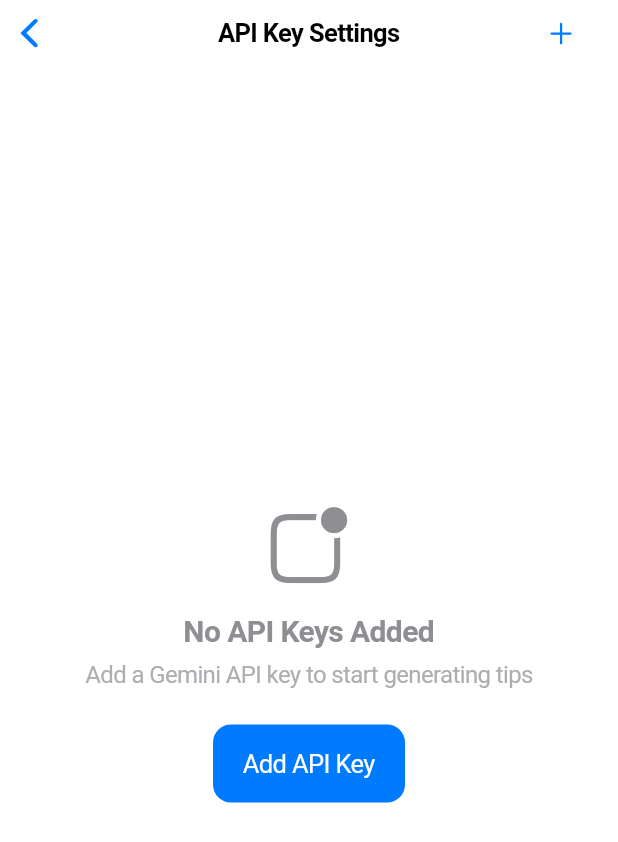
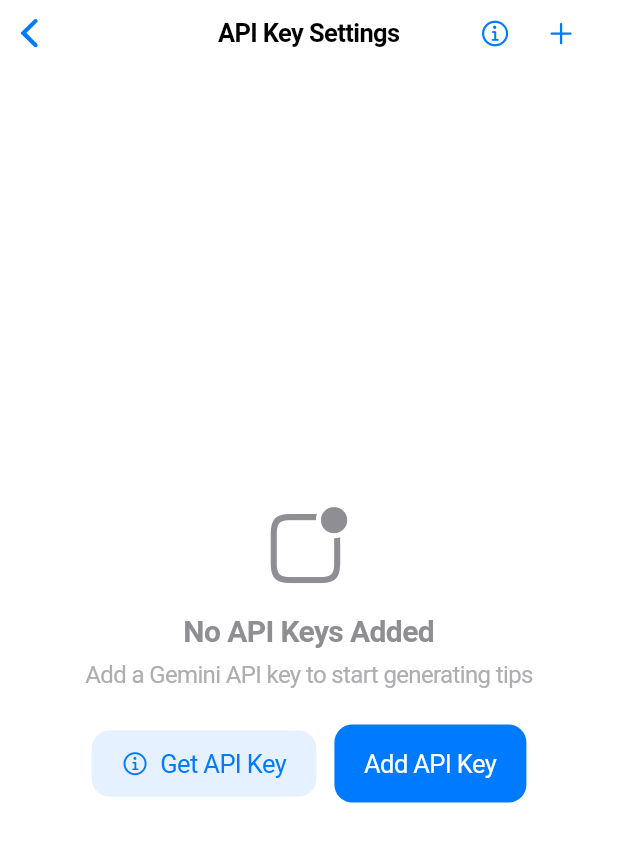
Before and after one commit to nisanray/AI-Daily-Tips, a Flutter app: the ApiSettingsScreen screen opened directly, on a phone screen of 412 x 824 dp. Shown: the top 842 px of the screen. Run offline on Flutter 3.47's test engine with Material 3 defaults, Android fonts, the phone set to English and light mode, and no system bars; our stand-ins replace device_info_plus, flutter_local_notifications, flutter_markdown, hive, hive_flutter, permission_handler and 2 more; accounts and stored records are empty.

Commit message:
feat: Enhanced API settings screens with Get API Key functionality
- Added 'Get API Key' button to navigation bar with info icon
- Implemented interactive guide dialog with step-by-step instructions
- Added direct link to ai.google.dev for API key generation
- Enhanced empty state with dual action buttons (Get API Key + Add API Key)
- Removed bottom help section in favor of on-demand guide dialog
- Improved user experience with cleaner, more intuitive interface
- Updated both api_settings_screen.dart and api_settings_screen_clean.dart

Changes include:
- New _showApiGuide() method with website launcher
- Updated navigation bar with Row containing both buttons
- Enhanced empty state layout with better visual design
- Removed redundant static help text at bottom
- Added url_launcher import for external website navigation

```diff
--- a/lib/screens/api_settings_screen.dart
+++ b/lib/screens/api_settings_screen.dart
@@ -4,6 +4,7 @@ import 'package:flutter/services.dart';
 import 'package:hive/hive.dart';
 import 'package:hive_flutter/hive_flutter.dart';
 import 'package:http/http.dart' as http;
+import 'package:url_launcher/url_launcher.dart';
 import '../models/api_key_entry.dart';
 import 'dart:convert';
 import 'dart:io';
@@ -220,6 +221,56 @@ class _ApiSettingsScreenState extends State<ApiSettingsScreen> {
     }
   }
 
+  // Method to show API guide and launch URL
+  void _showApiGuide() {
+    showCupertinoDialog(
+      context: context,
+      builder: (context) => CupertinoAlertDialog(
+        title: const Text(
+          'Get Gemini API Key',
+          style: TextStyle(fontWeight: FontWeight.w600),
+        ),
+        content: const Text(
+          'Follow these steps to get your free Gemini API key:\n\n'
+          '1. Visit ai.google.dev\n'
+          '2. Sign in with your Google account\n'
+          '3. Click "Get API Key"\n'
+          '4. Create a new API key\n'
+          '5. Copy and paste it here\n\n'
+          'Would you like to open the website now?',
+          style: TextStyle(fontSize: 15, height: 1.4),
+        ),
+        actions: [
+          CupertinoDialogAction(
+            child: const Text('Cancel'),
+            onPressed: () => Navigator.of(context).pop(),
+          ),
+          CupertinoDialogAction(
+            isDefaultAction: true,
+            child: const Text('Open Website'),
+            onPressed: () async {
+              Navigator.of(context).pop();
+              try {
+                final url = Uri.parse('https://ai.google.dev/');
+                if (await canLaunchUrl(url)) {
+                  await launchUrl(url, mode: LaunchMode.externalApplication);
+                } else {
+                  _showSnackbar(
+                      'Could not open website. Please visit ai.google.dev manually.',
+                      color: CupertinoColors.systemOrange);
+                }
+              } catch (e) {
+                _showSnackbar(
+                    'Could not open website. Please visit ai.google.dev manually.',
+                    color: CupertinoColors.systemOrange);
+              }
+            },
+          ),
+        ],
+      ),
+    );
+  }
+
   @override
   Widget build(BuildContext context) {
     final apiKeyBox = Hive.box<ApiKeyEntry>('apiKeys');
@@ -227,10 +278,22 @@ class _ApiSettingsScreenState extends State<ApiSettingsScreen> {
     return CupertinoPageScaffold(
       navigationBar: CupertinoNavigationBar(
         middle: const Text('API Key Settings'),
-        trailing: CupertinoButton(
+        trailing: Row(
+          mainAxisSize: MainAxisSize.min,
+          children: [
+            // Get API button
+            CupertinoButton(
+              padding: EdgeInsets.zero,
+              child: const Icon(CupertinoIcons.info_circle),
+              onPressed: _showApiGuide,
+            ),
+            // Add API button
+            CupertinoButton(
               padding: EdgeInsets.zero,
               child: const Icon(CupertinoIcons.add),
               onPressed: _showAddApiKeyDialog,
+            ),
+          ],
         ),
       ),
       child: SafeArea(
@@ -270,9 +333,34 @@ class _ApiSettingsScreenState extends State<ApiSettingsScreen> {
                       textAlign: TextAlign.center,
                     ),
                     const SizedBox(height: 24),
+                    Row(
+                      mainAxisAlignment: MainAxisAlignment.center,
+                      children: [
+                        CupertinoButton(
+                          color: CupertinoColors.activeBlue.withOpacity(0.1),
+                          padding: const EdgeInsets.symmetric(
+                              horizontal: 20, vertical: 12),
+                          child: Row(
+                            mainAxisSize: MainAxisSize.min,
+                            children: const [
+                              Icon(CupertinoIcons.info_circle,
+                                  color: CupertinoColors.activeBlue, size: 18),
+                              SizedBox(width: 8),
+                              Text(
+                                'Get API Key',
+                                style: TextStyle(
+                                    color: CupertinoColors.activeBlue),
+                              ),
+                            ],
+                          ),
+                          onPressed: _showApiGuide,
+                        ),
+                        const SizedBox(width: 12),
                         CupertinoButton.filled(
                           child: const Text('Add API Key'),
                           onPressed: _showAddApiKeyDialog,
+                        ),
+                      ],
                     ),
                   ],
                 ),
@@ -425,37 +513,6 @@ class _ApiSettingsScreenState extends State<ApiSettingsScreen> {
                     },
                   ),
                 ),
-
-                // Help section
-                Container(
-                  padding: const EdgeInsets.all(16),
-                  child: Column(
-                    crossAxisAlignment: CrossAxisAlignment.start,
-                    children: [
-                      const Text(
-                        'How to get a Gemini API Key:',
-                        style: TextStyle(
-                          fontSize: 16,
-                          fontWeight: FontWeight.w600,
-                          color: CupertinoColors.label,
-                        ),
-                      ),
-                      const SizedBox(height: 8),
-                      const Text(
-                        '1. Visit ai.google.dev\n'
-                        '2. Sign in with your Google account\n'
-                        '3. Go to "Get API Key"\n'
-                        '4. Create a new API key\n'
-                        '5. Copy and paste it here',
-                        style: TextStyle(
-                          fontSize: 14,
-                          color: CupertinoColors.secondaryLabel,
-                          height: 1.4,
-                        ),
-                      ),
-                    ],
-                  ),
-                ),
               ],
             );
           },
```
Also changed, not shown: lib/screens/api_settings_screen_clean.dart (+89 -33 lines). Lines whose indentation alone changed are shown as unchanged.
